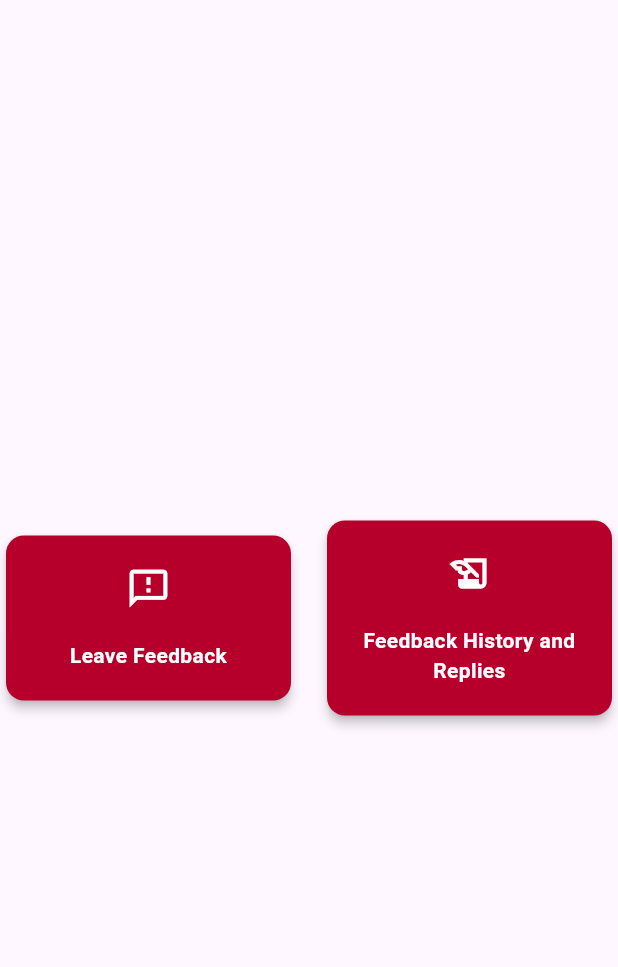
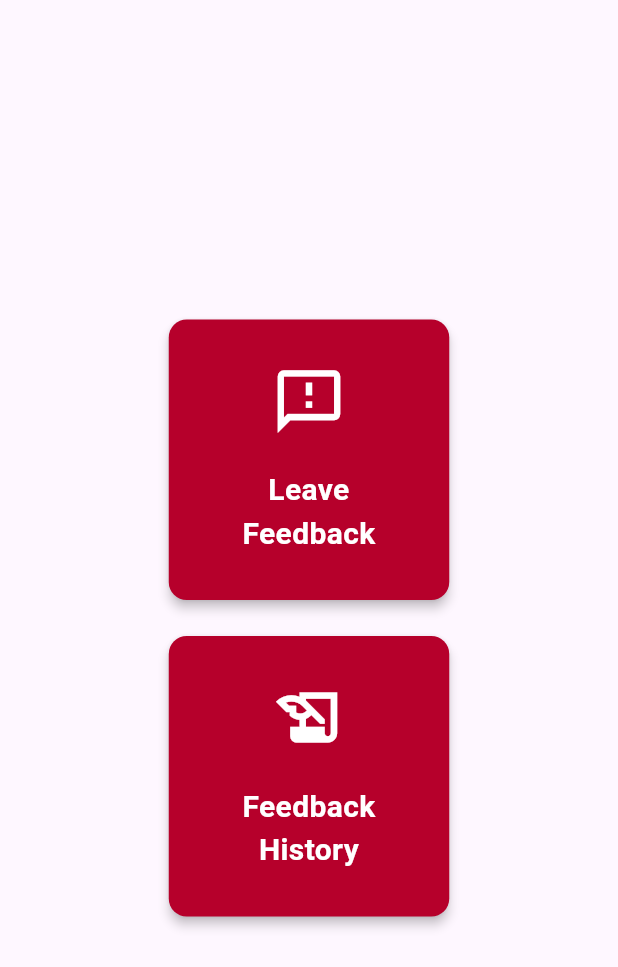
Before and after one commit to Ishan-Hegde/CRCE_Connex_App, a Flutter app: the StudentFeedbackPage screen opened directly, on a phone screen of 412 x 824 dp. Shown: the top 967 px of the screen. Run offline on Flutter 3.47's test engine with Material 3 defaults, Android fonts, the phone set to English and light mode, and no system bars; our stand-ins replace cloud_firestore, file_picker, firebase_auth, firebase_core, firebase_storage, google_fonts; missing offline and left inert: upi_india; accounts and stored records are empty.

Commit message:
feedback UI

```diff
--- a/lib/screens/student_assets/feedback_section/view.dart
+++ b/lib/screens/student_assets/feedback_section/view.dart
@@ -9,10 +9,12 @@ class StudentFeedbackPage extends StatelessWidget {
   Widget build(BuildContext context) {
     return Scaffold(
       body: Center(
-        child: Row(
-          mainAxisAlignment: MainAxisAlignment.start,
+        child: Column(
+          mainAxisAlignment: MainAxisAlignment.center,
           children: [
-            Expanded(
+            SizedBox(
+              width: 195, // Set the width of the card
+              height: 195, // Set the height of the card
               child: FeedbackCard(
                 icon: Icons.feedback_outlined,
                 label: 'Leave Feedback',
@@ -30,11 +32,13 @@ class StudentFeedbackPage extends StatelessWidget {
                 },
               ),
             ),
-            const SizedBox(width: 16),
-            Expanded(
+            const SizedBox(height: 16),
+            SizedBox(
+              width: 195, // Set the width of the card
+              height: 195, // Set the height of the card
               child: FeedbackCard(
                 icon: Icons.history_edu_outlined,
-                label: 'Feedback History and Replies',
+                label: 'Feedback History',
                 onPressed: () {
                   Navigator.push(
                     context,
@@ -72,25 +76,23 @@ class FeedbackCard extends StatelessWidget {
       child: InkWell(
         onTap: onPressed,
         child: Padding(
-          padding:
-              const EdgeInsets.all(20.0), // Adjusted padding for smaller cards
+          padding: const EdgeInsets.all(20.0),
           child: Column(
             mainAxisSize: MainAxisSize.min,
-            mainAxisAlignment:
-                MainAxisAlignment.center, // Center the content vertically
+            mainAxisAlignment: MainAxisAlignment.center,
             children: [
               Icon(
                 icon,
-                size: 30, // Reduced icon size
-                color: Colors.white, // White icon color
+                size: 50,
+                color: Colors.white,
               ),
-              const SizedBox(height: 20), // Reduced spacing
+              const SizedBox(height: 20),
               Text(
                 label,
                 style: const TextStyle(
-                  fontSize: 14, // Reduced font size
-                  fontWeight: FontWeight.bold, // Bold text
-                  color: Colors.white, // White font color
+                  fontSize: 20,
+                  fontWeight: FontWeight.bold,
+                  color: Colors.white,
                 ),
                 textAlign: TextAlign.center,
               ),
@@ -117,21 +119,18 @@ class _FeedbackDialogState extends State<FeedbackDialog> {
   void submitFeedback(String userId) async {
     String feedback = _feedbackController.text.trim();
     if (mounted && feedback.isNotEmpty) {
-      // Check if the widget is mounted
       FirebaseFirestore.instance.collection('feedback').add({
         'text': feedback,
         'userId': userId,
         'timestamp': FieldValue.serverTimestamp(),
       }).then((docRef) {
         if (mounted) {
-          // Check again before showing a Snackbar
           ScaffoldMessenger.of(context).showSnackBar(
             const SnackBar(content: Text('Feedback submitted!')),
           );
         }
       }).catchError((error) {
         if (mounted) {
-          // Check again before showing a Snackbar
           ScaffoldMessenger.of(context).showSnackBar(
             SnackBar(
               content: Text('Failed to submit feedback. Please try again.'),
@@ -139,10 +138,9 @@ class _FeedbackDialogState extends State<FeedbackDialog> {
           );
         }
       });
-      Navigator.pop(context); // Close the dialog
+      Navigator.pop(context);
     } else {
       if (mounted) {
-        // Check again before showing a Snackbar
         ScaffoldMessenger.of(context).showSnackBar(
           const SnackBar(content: Text('Please enter feedback.')),
         );
```
